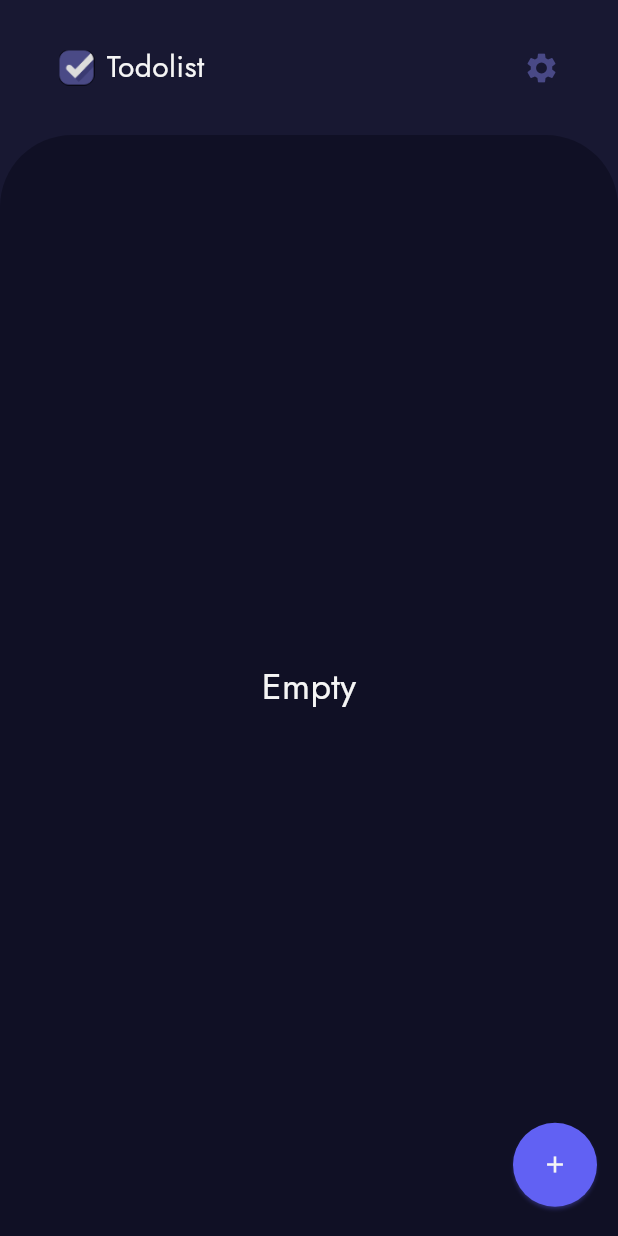
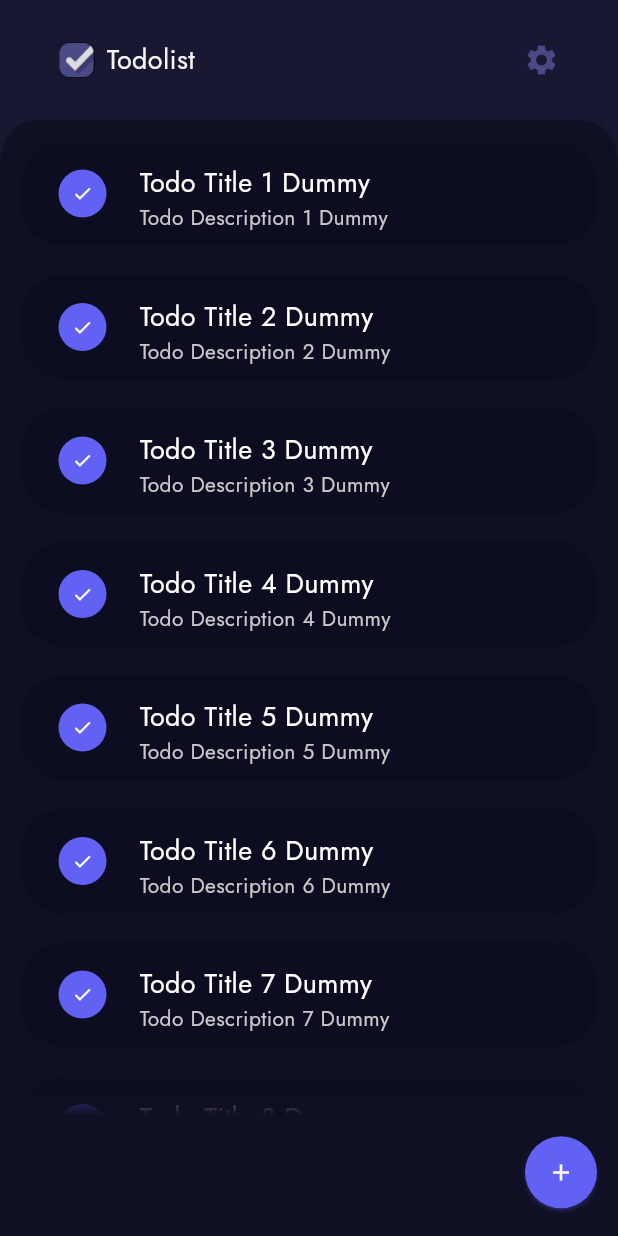
Before and after one commit to Khip01/todo-list-app, a Flutter app: the screen it shows after launch, on a phone screen of 412 x 824 dp. Run offline on Flutter 3.47's test engine with Material 3 defaults, Android fonts, the phone set to English and light mode, and no system bars; our stand-ins replace flutter_bloc.

Commit message:
feat: tidy up some style
refactor class name, listItem

```diff
--- a/lib/app.dart
+++ b/lib/app.dart
@@ -1,7 +1,7 @@
 import 'package:flutter/material.dart';
 import 'package:flutter_bloc/flutter_bloc.dart';
 import 'package:todo_list_app/screens/home/blocs/todo/todo_bloc.dart';
-import 'package:todo_list_app/screens/home/views/home_page.dart';
+import 'package:todo_list_app/screens/home/views/home_screen.dart';
 
 class MainApp extends StatelessWidget {
   const MainApp({super.key});
@@ -13,7 +13,7 @@ class MainApp extends StatelessWidget {
         BlocProvider(create: (context) => TodoBloc()),
       ],
       child: MaterialApp(
-        home: HomePage(),
+        home: HomeScreen(),
         debugShowCheckedModeBanner: false,
       ),
     );
--- a/lib/screens/home/views/home_page.dart
+++ /dev/null
@@ -1,187 +0,0 @@
-import 'package:flutter/material.dart';
-import 'package:flutter_bloc/flutter_bloc.dart';
-import 'package:todo_list_app/utils/style_util.dart';
-
-import '../../../values/images.dart';
-import '../blocs/todo/todo_bloc.dart';
-
-class HomePage extends StatelessWidget {
-  HomePage({super.key});
-
-  final StyleUtil _styleUtil = StyleUtil();
-
-  @override
-  Widget build(BuildContext context) {
-    double deviceHeight = MediaQuery.sizeOf(context).height;
-    double deviceWidth = MediaQuery.sizeOf(context).width;
-
-    return Scaffold(
-      backgroundColor: _styleUtil.c_24,
-      body: SafeArea(
-        child: Stack(
-          children: [
-            SizedBox(
-              height: deviceHeight,
-              width: deviceWidth,
-              child: Column(
-                children: [
-                  CustomAppBar(),
-                  Flexible(
-                    fit: FlexFit.tight,
-                    child: ContentBody(),
-                  ),
-                ],
-              ),
-            ),
-            Align(
-              alignment: Alignment.bottomCenter,
-              child: Container(
-                height: 125,
-                width: deviceWidth,
-                padding: const EdgeInsets.only(top: 16),
-                decoration: BoxDecoration(
-                  gradient: LinearGradient(
-                    begin: Alignment.bottomCenter,
-                    end: Alignment.topCenter,
-                    colors: [
-                      _styleUtil.c_16.withOpacity(1),
-                      _styleUtil.c_16.withOpacity(0),
-                    ],
-                    stops: const [
-                      .7,
-                      1,
-                    ]
-                  ),
-                ),
-                child: Align(
-                  alignment: Alignment.centerRight,
-                  child: _customFloatingButton(),
-                ),
-              ),
-            ),
-          ],
-        ),
-      ),
-    );
-  }
-
-  Widget _customFloatingButton(){
-    return Container(
-      height: 56,
-      width: 56,
-      margin: const EdgeInsets.only(right: 14, top: 14),
-      child: ElevatedButton(
-        onPressed: (){},
-        style: ElevatedButton.styleFrom(
-          elevation: 1,
-          padding: EdgeInsets.zero,
-          shape: RoundedRectangleBorder(
-            borderRadius: BorderRadius.circular(50),
-          ),
-          overlayColor: _styleUtil.c_245,
-          backgroundColor: _styleUtil.c_97,
-          shadowColor: _styleUtil.c_97,
-          alignment: Alignment.center,
-        ),
-        child: Icon(
-          Icons.add,
-          color: _styleUtil.c_245,
-        ),
-      ),
-    );
-  }
-}
-
-class CustomAppBar extends StatelessWidget {
-  CustomAppBar({super.key});
-
-  final StyleUtil _styleUtil = StyleUtil();
-
-  @override
-  Widget build(BuildContext context) {
-    return SizedBox(
-      height: 90,
-      width: double.maxFinite,
-      child: Padding(
-        padding: const EdgeInsets.symmetric(horizontal: 39),
-        child: Row(
-          mainAxisAlignment: MainAxisAlignment.spaceBetween,
-          crossAxisAlignment: CrossAxisAlignment.center,
-          children: [
-            Row(
-              mainAxisSize: MainAxisSize.min,
-              children: [
-                Padding(
-                  padding: const EdgeInsets.only(right: 8),
-                  child: Image.asset(ImagePath.todoListLogo, width: 24),
-                ),
-                Text(
-                  "Todolist",
-                  style: TextStyle(
-                    fontFamily: 'Jost',
-                    fontSize: 20,
-                    fontWeight: FontWeight.w500,
-                    color: _styleUtil.c_245,
-                  ),
-                ),
-              ],
-            ),
-            Icon(Icons.settings, size: 24, color: _styleUtil.c_73),
-          ],
-        ),
-      ),
-    );
-  }
-}
-
-class ContentBody extends StatelessWidget {
-  ContentBody({super.key});
-
-  final StyleUtil _styleUtil = StyleUtil();
-
-  @override
-  Widget build(BuildContext context) {
-    return Container(
-      decoration: BoxDecoration(
-        borderRadius: const BorderRadius.only(
-          topLeft: Radius.circular(48),
-          topRight: Radius.circular(48),
-        ),
-        color: _styleUtil.c_16,
-      ),
-      child: BlocBuilder<TodoBloc, TodoState>(
-        builder: (context, state) {
-          if (state is TodoLoaded && state.todoList.isNotEmpty) {
-            final todoList = state.todoList;
-            return ListView.builder(
-              itemCount: todoList.length,
-              itemBuilder: (context, index) {
-                final todo = todoList[index];
-                return ListTile(
-                  title: Text(todo.title),
-                  subtitle: Text(todo.desc),
-                  leading: const Icon(
-                    Icons.delete,
-                    color: Colors.red,
-                  ),
-                );
-              },
-            );
-          } else {
-            return Center(
-              child: Text(
-                "Empty",
-                style: TextStyle(
-                  fontFamily: 'Jost',
-                  fontSize: 24,
-                  fontWeight: FontWeight.w500,
-                  color: _styleUtil.c_245,
-                ),
-              ),
-            );
-          }
-        },
-      ),
-    );
-  }
-}
--- /dev/null
+++ b/lib/screens/home/views/home_screen.dart
@@ -0,0 +1,274 @@
+import 'package:flutter/material.dart';
+import 'package:flutter_bloc/flutter_bloc.dart';
+import 'package:todo_list_app/utils/style_util.dart';
+
+import '../../../models/todo.dart';
+import '../../../values/images.dart';
+import '../blocs/todo/todo_bloc.dart';
+
+class HomeScreen extends StatelessWidget {
+  HomeScreen({super.key});
+
+  final StyleUtil _styleUtil = StyleUtil();
+
+  @override
+  Widget build(BuildContext context) {
+    double deviceHeight = MediaQuery.sizeOf(context).height;
+    double deviceWidth = MediaQuery.sizeOf(context).width;
+
+    return Scaffold(
+      backgroundColor: _styleUtil.c_24,
+      body: SafeArea(
+        child: Stack(
+          children: [
+            SizedBox(
+              height: deviceHeight,
+              width: deviceWidth,
+              child: Column(
+                children: [
+                  CustomAppBar(),
+                  Flexible(
+                    fit: FlexFit.tight,
+                    child: ContentBody(),
+                  ),
+                ],
+              ),
+            ),
+            Align(
+              alignment: Alignment.bottomCenter,
+              child: Container(
+                height: 115,
+                width: deviceWidth,
+                padding: const EdgeInsets.only(top: 16),
+                decoration: BoxDecoration(
+                  gradient: LinearGradient(
+                    begin: Alignment.bottomCenter,
+                    end: Alignment.topCenter,
+                    colors: [
+                      _styleUtil.c_16.withOpacity(1),
+                      _styleUtil.c_16.withOpacity(0),
+                    ],
+                    stops: const [
+                      .7,
+                      1,
+                    ],
+                  ),
+                ),
+                child: Align(
+                  alignment: Alignment.centerRight,
+                  child: _customFloatingButton(),
+                ),
+              ),
+            ),
+          ],
+        ),
+      ),
+    );
+  }
+
+  Widget _customFloatingButton() {
+    return BlocBuilder<TodoBloc, TodoState>(
+      builder: (context, state) {
+        return Container(
+          height: 48,
+          width: 48,
+          margin: const EdgeInsets.only(right: 14, top: 14),
+          child: ElevatedButton(
+            onPressed: () {
+              context.read<TodoBloc>().add(
+                  RefreshTodoEvent(todoList: state.todoList.reversed.toList()));
+            },
+            style: ElevatedButton.styleFrom(
+              elevation: 1,
+              padding: EdgeInsets.zero,
+              shape: RoundedRectangleBorder(
+                borderRadius: BorderRadius.circular(50),
+              ),
+              overlayColor: _styleUtil.c_245,
+              backgroundColor: _styleUtil.c_97,
+              shadowColor: _styleUtil.c_97,
+              alignment: Alignment.center,
+            ),
+            child: Icon(
+              Icons.add,
+              color: _styleUtil.c_255,
+              size: 18,
+            ),
+          ),
+        );
+      },
+    );
+  }
+}
+
+class CustomAppBar extends StatelessWidget {
+  CustomAppBar({super.key});
+
+  final StyleUtil _styleUtil = StyleUtil();
+
+  @override
+  Widget build(BuildContext context) {
+    return SizedBox(
+      height: 80,
+      width: double.maxFinite,
+      child: Padding(
+        padding: const EdgeInsets.symmetric(horizontal: 39),
+        child: Row(
+          mainAxisAlignment: MainAxisAlignment.spaceBetween,
+          crossAxisAlignment: CrossAxisAlignment.center,
+          children: [
+            Row(
+              mainAxisSize: MainAxisSize.min,
+              children: [
+                Padding(
+                  padding: const EdgeInsets.only(right: 8),
+                  child: Image.asset(ImagePath.todoListLogo, width: 24),
+                ),
+                Text(
+                  "Todolist",
+                  style: _styleUtil.text_xl_Medium.copyWith(
+                    color: _styleUtil.c_245,
+                  ),
+                ),
+              ],
+            ),
+            Icon(Icons.settings, size: 24, color: _styleUtil.c_73),
+          ],
+        ),
+      ),
+    );
+  }
+}
+
+class ContentBody extends StatelessWidget {
+  ContentBody({super.key});
+
+  final StyleUtil _styleUtil = StyleUtil();
+  late final double deviceWidth;
+
+  @override
+  Widget build(BuildContext context) {
+    deviceWidth = MediaQuery.sizeOf(context).width;
+
+    return Container(
+      decoration: BoxDecoration(
+        borderRadius: const BorderRadius.only(
+          topLeft: Radius.circular(28),
+          topRight: Radius.circular(28),
+        ),
+        color: _styleUtil.c_16,
+      ),
+      child: BlocBuilder<TodoBloc, TodoState>(
+        builder: (context, state) {
+          if (state.todoList.isNotEmpty) {
+            final todoList = state.todoList;
+            return _listViewBody(
+              todoList: todoList,
+            );
+          } else {
+            return Center(
+              child: Text(
+                "Empty",
+                style:
+                    _styleUtil.text_xl_Medium.copyWith(color: _styleUtil.c_245),
+              ),
+            );
+          }
+        },
+      ),
+    );
+  }
+
+  Widget _listViewBody({required List<Todo> todoList}) {
+    return Stack(
+      children: [
+        ListView.builder(
+          padding: const EdgeInsets.only(left: 14, right: 14, top: 14, bottom: 100),
+          itemCount: todoList.length,
+          itemBuilder: (context, index) {
+            final todo = todoList[index];
+            return _listTileItem(todo: todo);
+          },
+        ),
+        Align(
+          alignment: Alignment.topCenter,
+          child: Container(
+            height: 24,
+            width: deviceWidth,
+            decoration: BoxDecoration(
+              borderRadius: const BorderRadius.only(
+                topLeft: Radius.circular(28),
+                topRight: Radius.circular(28),
+              ),
+              gradient: LinearGradient(
+                begin: Alignment.topCenter,
+                end: Alignment.bottomCenter,
+                colors: [
+                  _styleUtil.c_16.withOpacity(1),
+                  _styleUtil.c_16.withOpacity(0),
+                ],
+              ),
+            ),
+          ),
+        ),
+      ],
+    );
+  }
+
+  Widget _listTileItem({required Todo todo}) {
+    return Container(
+      margin: const EdgeInsets.only(bottom: 19),
+      height: 70,
+      width: double.maxFinite,
+      padding: const EdgeInsets.symmetric(horizontal: 25, vertical: 15),
+      decoration: BoxDecoration(
+        color: _styleUtil.c_13,
+        borderRadius: BorderRadius.circular(28),
+      ),
+      child: Row(
+        mainAxisAlignment: MainAxisAlignment.center,
+        children: [
+          // Leading
+          Container(
+            height: 32,
+            width: 32,
+            decoration: BoxDecoration(
+              color: _styleUtil.c_97,
+              borderRadius: BorderRadius.circular(50),
+            ),
+            child: Icon(
+              Icons.check,
+              color: _styleUtil.c_255,
+              size: 14,
+            ),
+          ),
+          const SizedBox(width: 22),
+          // Body
+          Flexible(
+            fit: FlexFit.tight,
+            child: Column(
+              crossAxisAlignment: CrossAxisAlignment.start,
+              mainAxisAlignment: MainAxisAlignment.spaceBetween,
+              children: [
+                Text(
+                  todo.title,
+                  maxLines: 1,
+                  overflow: TextOverflow.ellipsis,
+                  style: _styleUtil.text_xl_Medium
+                      .copyWith(color: _styleUtil.c_255),
+                ),
+                Text(
+                  todo.desc,
+                  maxLines: 1,
+                  overflow: TextOverflow.ellipsis,
+                  style: _styleUtil.text_Base_Regular
+                      .copyWith(color: _styleUtil.c_200),
+                ),
+              ],
+            ),
+          ),
+        ],
+      ),
+    );
+  }
+}
```
